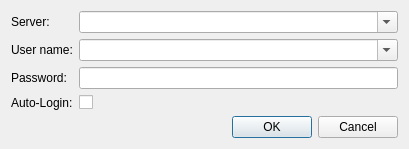
Above: components/login/qt/login_dialog.ui from alexsmn/scada-client before the change. Below: the same form after it.
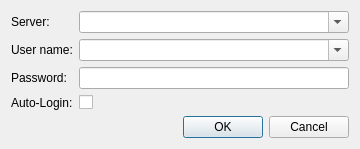
That is the form after the change.

```diff
--- a/components/login/qt/login_dialog.ui
+++ b/components/login/qt/login_dialog.ui
@@ -6,7 +6,7 @@
    <rect>
     <x>0</x>
     <y>0</y>
-    <width>409</width>
+    <width>349</width>
     <height>146</height>
    </rect>
   </property>
```
